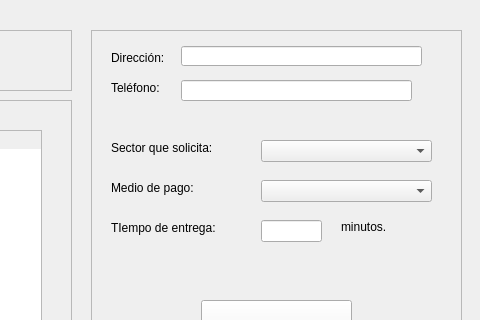
Before: the Qt Designer form Flipigas/solicitante.ui in emedemarcelo/FlipigasTEL102, drawn with Qt 5; both pictures show x 459 to 939 and y 0 to 320 of the 939 by 471 pixel window.
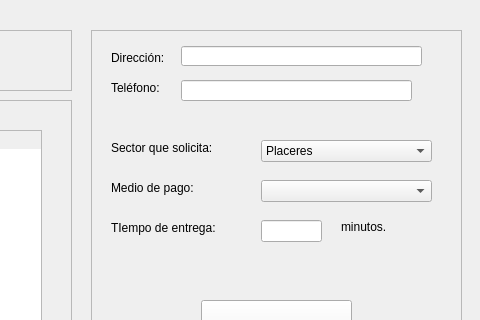
After: the same form once the commit is applied.

Patch:
```diff
--- a/Flipigas/solicitante.ui
+++ b/Flipigas/solicitante.ui
@@ -165,6 +165,11 @@
        <height>22</height>
       </rect>
      </property>
+     <item>
+      <property name="text">
+       <string>Placeres</string>
+      </property>
+     </item>
     </widget>
     <widget class="QComboBox" name="MediodePagoBox">
      <property name="geometry">
```
